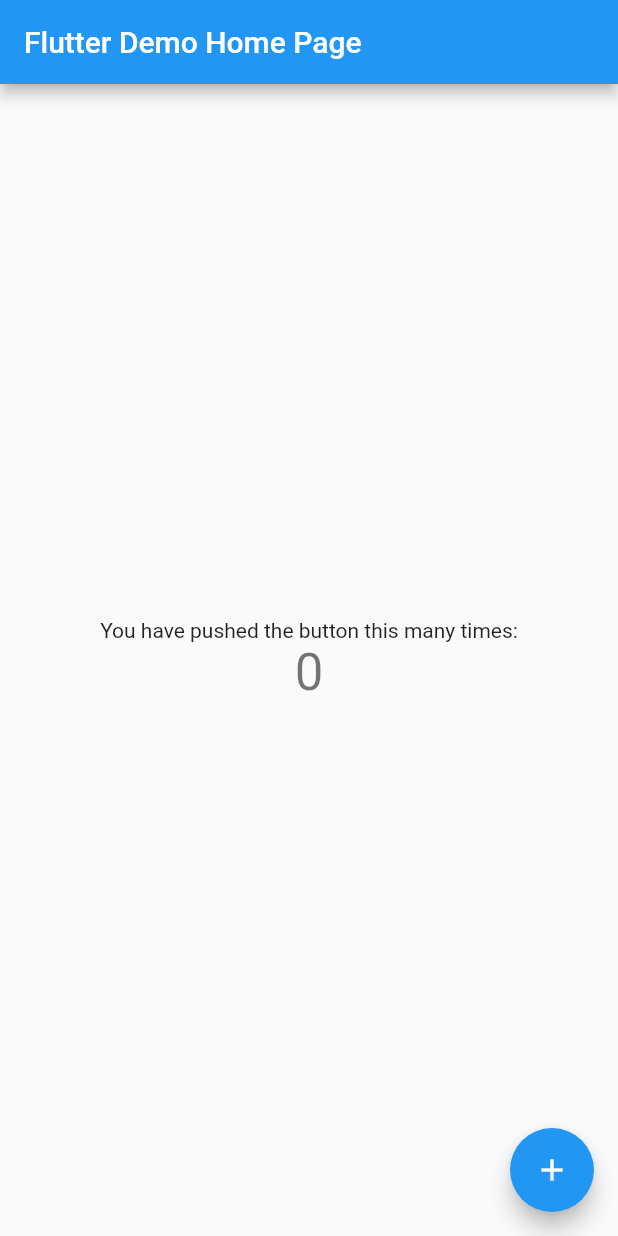
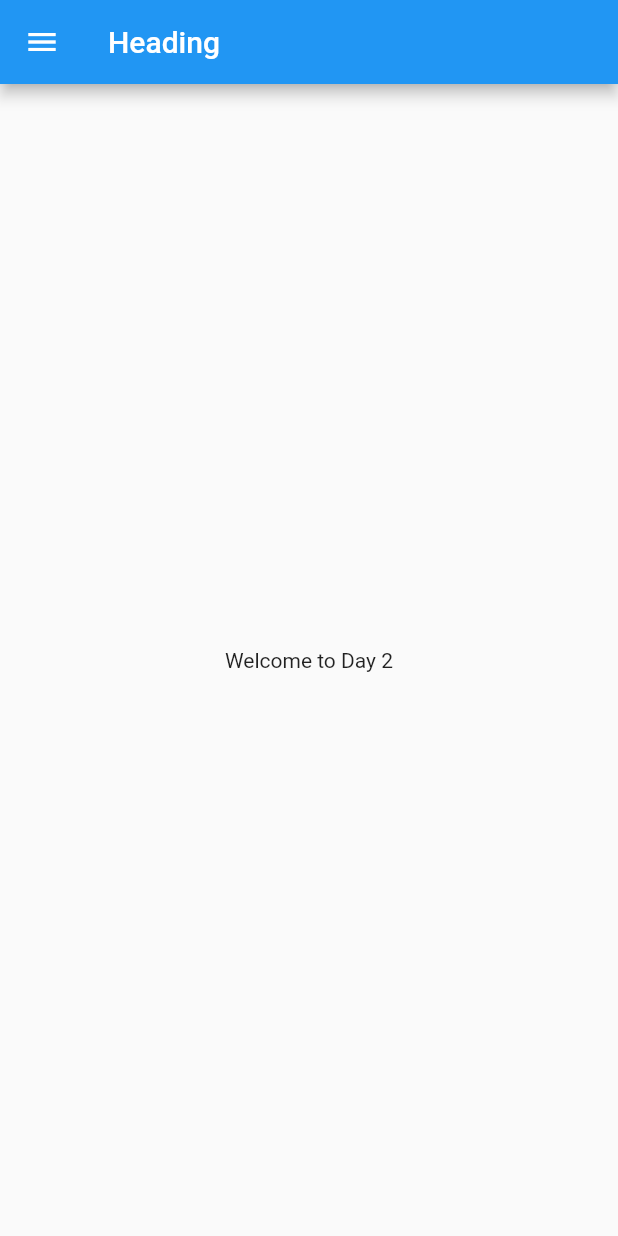
Before and after one commit to kitkat730/Flutter_30Days_Of_Code, a Flutter app: the screen it shows after launch, on a phone screen of 412 x 824 dp. Run offline on Flutter 3.47's test engine with Material 2 defaults, Android fonts, the phone set to English and light mode, and no system bars.

Commit message:
added scaffold widget

```diff
--- /dev/null
+++ b/lib/home_page.dart
@@ -0,0 +1,17 @@
+import 'package:flutter/material.dart';
+
+class HomePage extends StatelessWidget {
+  Widget build(BuildContext context) {
+    return Scaffold(
+      appBar: AppBar(
+        title: Text("Heading"),
+      ),
+      body: Center(
+        child: Container(
+          child: Text("Welcome to Day 2"),
+        ),
+      ),
+      drawer: Drawer(),
+    );
+  }
+}
--- a/lib/main.dart
+++ b/lib/main.dart
@@ -1,115 +1,17 @@
 import 'package:flutter/material.dart';
+import 'package:flutter_application_1/home_page.dart';
 
 void main() {
-  runApp(const MyApp());
+  runApp(app());
 }
 
-class MyApp extends StatelessWidget {
-  const MyApp({Key? key}) : super(key: key);
+class app extends StatelessWidget {
+  const app({Key? key}) : super(key: key);
 
-  // This widget is the root of your application.
   @override
   Widget build(BuildContext context) {
     return MaterialApp(
-      title: 'Flutter Demo',
-      theme: ThemeData(
-        // This is the theme of your application.
-        //
-        // Try running your application with "flutter run". You'll see the
-        // application has a blue toolbar. Then, without quitting the app, try
-        // changing the primarySwatch below to Colors.green and then invoke
-        // "hot reload" (press "r" in the console where you ran "flutter run",
-        // or simply save your changes to "hot reload" in a Flutter IDE).
-        // Notice that the counter didn't reset back to zero; the application
-        // is not restarted.
-        primarySwatch: Colors.blue,
-      ),
-      home: const MyHomePage(title: 'Flutter Demo Home Page'),
+      home: HomePage(),
     );
   }
 }
-
-class MyHomePage extends StatefulWidget {
-  const MyHomePage({Key? key, required this.title}) : super(key: key);
-
-  // This widget is the home page of your application. It is stateful, meaning
-  // that it has a State object (defined below) that contains fields that affect
-  // how it looks.
-
-  // This class is the configuration for the state. It holds the values (in this
-  // case the title) provided by the parent (in this case the App widget) and
-  // used by the build method of the State. Fields in a Widget subclass are
-  // always marked "final".
-
-  final String title;
-
-  @override
-  State<MyHomePage> createState() => _MyHomePageState();
-}
-
-class _MyHomePageState extends State<MyHomePage> {
-  int _counter = 0;
-
-  void _incrementCounter() {
-    setState(() {
-      // This call to setState tells the Flutter framework that something has
-      // changed in this State, which causes it to rerun the build method below
-      // so that the display can reflect the updated values. If we changed
-      // _counter without calling setState(), then the build method would not be
-      // called again, and so nothing would appear to happen.
-      _counter++;
-    });
-  }
-
-  @override
-  Widget build(BuildContext context) {
-    // This method is rerun every time setState is called, for instance as done
-    // by the _incrementCounter method above.
-    //
-    // The Flutter framework has been optimized to make rerunning build methods
-    // fast, so that you can just rebuild anything that needs updating rather
-    // than having to individually change instances of widgets.
-    return Scaffold(
-      appBar: AppBar(
-        // Here we take the value from the MyHomePage object that was created by
-        // the App.build method, and use it to set our appbar title.
-        title: Text(widget.title),
-      ),
-      body: Center(
-        // Center is a layout widget. It takes a single child and positions it
-        // in the middle of the parent.
-        child: Column(
-          // Column is also a layout widget. It takes a list of children and
-          // arranges them vertically. By default, it sizes itself to fit its
-          // children horizontally, and tries to be as tall as its parent.
-          //
-          // Invoke "debug painting" (press "p" in the console, choose the
-          // "Toggle Debug Paint" action from the Flutter Inspector in Android
-          // Studio, or the "Toggle Debug Paint" command in Visual Studio Code)
-          // to see the wireframe for each widget.
-          //
-          // Column has various properties to control how it sizes itself and
-          // how it positions its children. Here we use mainAxisAlignment to
-          // center the children vertically; the main axis here is the vertical
-          // axis because Columns are vertical (the cross axis would be
-          // horizontal).
-          mainAxisAlignment: MainAxisAlignment.center,
-          children: <Widget>[
-            const Text(
-              'You have pushed the button this many times:',
-            ),
-            Text(
-              '$_counter',
-              style: Theme.of(context).textTheme.headline4,
-            ),
-          ],
-        ),
-      ),
-      floatingActionButton: FloatingActionButton(
-        onPressed: _incrementCounter,
-        tooltip: 'Increment',
-        child: const Icon(Icons.add),
-      ), // This trailing comma makes auto-formatting nicer for build methods.
-    );
-  }
-}
```
